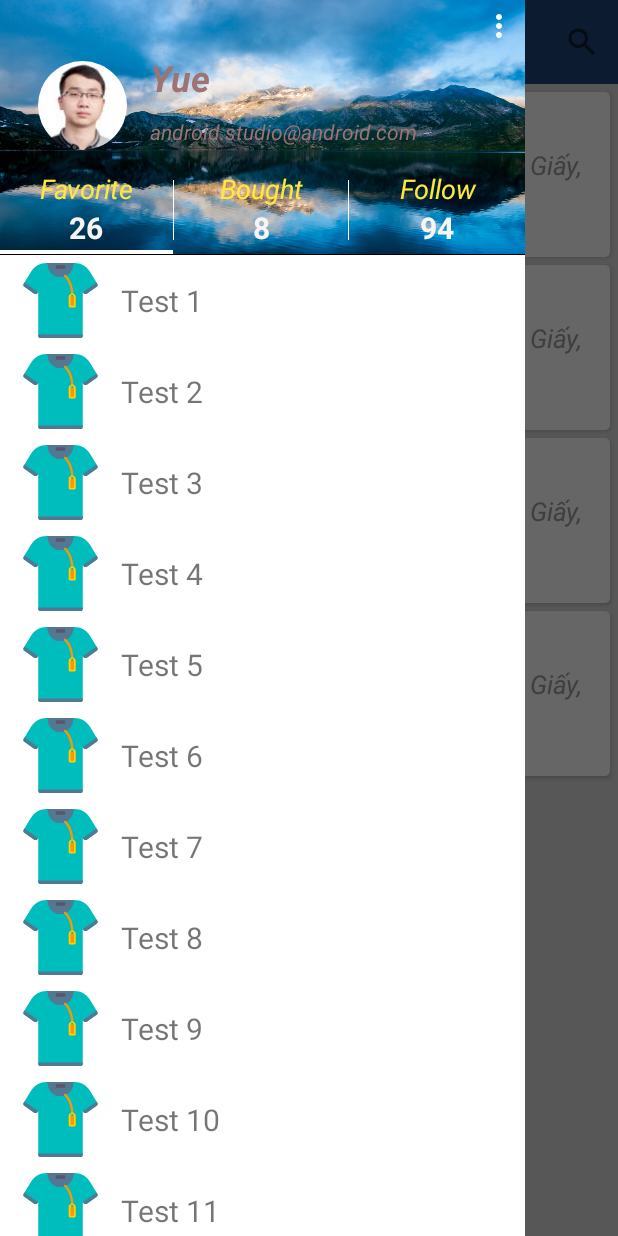
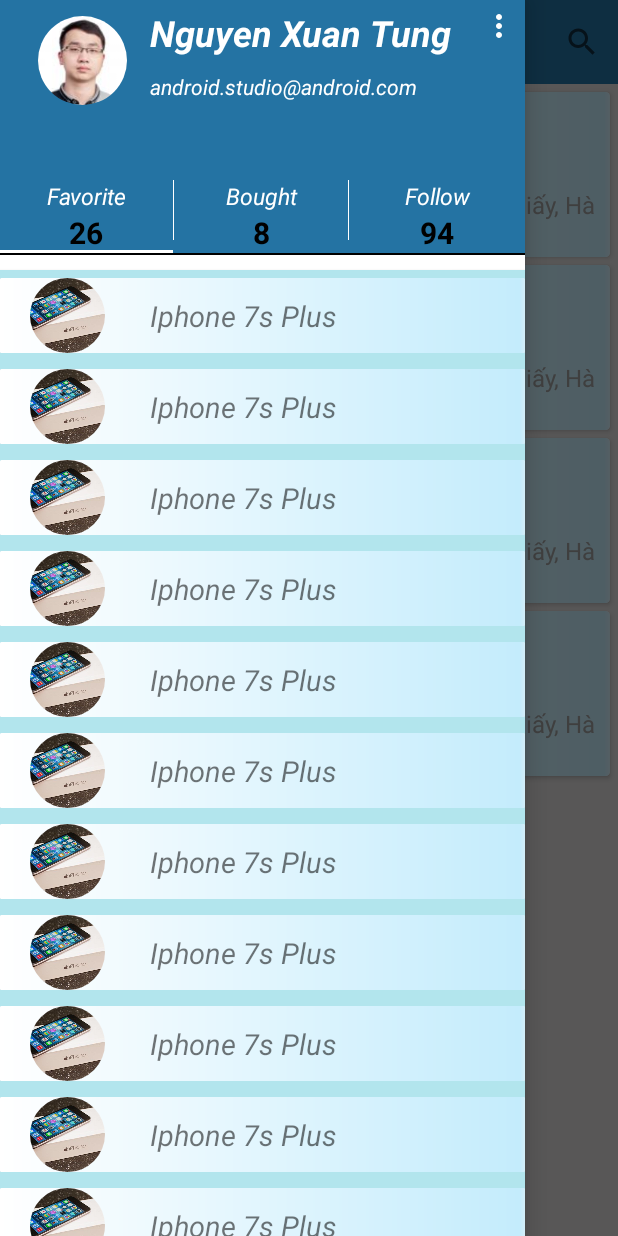
Before and after one commit to vuthaihoa123/imarket_android, an Android app: the ChooseMarketActivity screen opened directly, with no data from a screen before it, with the side drawer open, on a phone screen of 412 x 824 dp. Run offline under Robolectric (Android 15) with nearby library versions, the phone set to English and light mode, and no system bars; our stand-ins replace CircleImageView; libraries missing offline, so code that uses them is left out: me.leolin.shortcutbadger; 1 statement that could not run was skipped.

Commit message:
fix design navigation drawer

```diff
--- a/app/src/main/java/com/example/framgia/imarketandroid/ui/activity/ChooseMarketActivity.java
+++ b/app/src/main/java/com/example/framgia/imarketandroid/ui/activity/ChooseMarketActivity.java
@@ -184,7 +184,8 @@
     }
 
     private void populateSuggestionAdapter(String query) {
-        final MatrixCursor c = new MatrixCursor(new String[]{BaseColumns._ID, Constants.MARKET_SUGGESTION});
+        final MatrixCursor c = new MatrixCursor(new String[]{BaseColumns._ID,
+            Constants.MARKET_SUGGESTION});
         int length = SUGGESTIONS.length;
         for (int i = 0; i < length; i++) {
             if (SUGGESTIONS[i].toLowerCase().startsWith(query.toLowerCase()))
--- a/app/src/main/java/com/example/framgia/imarketandroid/ui/adapter/RecyclerDrawerAdapter.java
+++ b/app/src/main/java/com/example/framgia/imarketandroid/ui/adapter/RecyclerDrawerAdapter.java
@@ -6,9 +6,11 @@
 import android.view.ViewGroup;
 import android.widget.ImageView;
 import android.widget.TextView;
+
 import com.example.framgia.imarketandroid.R;
 import com.example.framgia.imarketandroid.data.model.DrawerItem;
 import com.example.framgia.imarketandroid.util.Constants;
+
 import java.util.List;
 
 /**
@@ -25,18 +27,18 @@
     public RecyclerView.ViewHolder onCreateViewHolder(ViewGroup parent, int viewType) {
         if (viewType == Constants.NORMAL_ITEM)
             return new ItemHolder(LayoutInflater.from(parent.getContext()).
-                    inflate(R.layout.item_recycler_navigation_drawer, parent, false));
+                inflate(R.layout.item_recycler_navigation_drawer, parent, false));
         else
             return new TailHolder(LayoutInflater.from(parent.getContext()).
-                    inflate(R.layout.item_tail_recycler_navigation_drawer, parent, false));
+                inflate(R.layout.item_tail_recycler_navigation_drawer, parent, false));
     }
 
     @Override
     public void onBindViewHolder(RecyclerView.ViewHolder holder, int position) {
         if (holder instanceof ItemHolder) {
             ItemHolder itemHolder = (ItemHolder) holder;
-            itemHolder.imageIcon.setImageResource(R.drawable.shirt);
-            itemHolder.textTitle.setText(mNavigationDrawerItems.get(position).getTitle());
+            itemHolder.mImageIcon.setImageResource(R.drawable.ic_iphone7);
+            itemHolder.mTextTitle.setText(R.string.name_product);
         } else {
             TailHolder tailHolder = (TailHolder) holder;
         }
@@ -50,23 +52,21 @@
     @Override
     public int getItemViewType(int position) {
         return mNavigationDrawerItems
-                .get(position).isTail() ? Constants.TAIL_ITEM : Constants.NORMAL_ITEM;
+            .get(position).isTail() ? Constants.TAIL_ITEM : Constants.NORMAL_ITEM;
     }
 
     class ItemHolder extends RecyclerView.ViewHolder {
-
-        public ImageView imageIcon;
-        public TextView textTitle;
+        public ImageView mImageIcon;
+        public TextView mTextTitle;
 
         public ItemHolder(View itemView) {
             super(itemView);
-            imageIcon = (ImageView) itemView.findViewById(R.id.image_icon);
-            textTitle = (TextView) itemView.findViewById(R.id.text_title);
+            mImageIcon = (ImageView) itemView.findViewById(R.id.image_icon);
+            mTextTitle = (TextView) itemView.findViewById(R.id.text_title);
         }
     }
 
     class TailHolder extends RecyclerView.ViewHolder {
-
         public TailHolder(View itemView) {
             super(itemView);
         }
--- /dev/null
+++ b/app/src/main/res/drawable/background_item.xml
@@ -0,0 +1,12 @@
+<?xml version="1.0" encoding="utf-8"?>
+<shape xmlns:android="http://schemas.android.com/apk/res/android"
+    android:shape="rectangle">
+    <gradient
+        android:centerColor="@color/centercolor_bg_item"
+        android:centerX="0.99"
+        android:centerY="0.5"
+        android:endColor="@color/endcolor_bg_item"
+        android:startColor="@color/startcolor_bg_item"
+        android:type="linear"
+        />
+</shape>
--- a/app/src/main/res/layout/activity_choose_market.xml
+++ b/app/src/main/res/layout/activity_choose_market.xml
@@ -26,9 +26,10 @@
     </LinearLayout>
 
     <LinearLayout
-        android:layout_width="350dp"
+        android:layout_width="@dimen/width_height_350"
         android:layout_height="match_parent"
         android:layout_gravity="start"
+        android:background="@android:color/white"
         android:orientation="vertical">
 
         <include layout="@layout/nav_header"/>
@@ -37,7 +38,10 @@
             android:id="@+id/recycler_navigation_drawer"
             android:layout_width="match_parent"
             android:layout_height="match_parent"
-            android:background="@color/white"
+            android:layout_marginTop="@dimen/margin_10dp"
+            android:background="@color/recycle_bg_chosemarket"
+            android:elevation="@dimen/width_height_1"
             android:scrollbars="none"/>
     </LinearLayout>
+
 </android.support.v4.widget.DrawerLayout>
--- a/app/src/main/res/layout/item_recycler_market.xml
+++ b/app/src/main/res/layout/item_recycler_market.xml
@@ -11,12 +11,13 @@
         android:id="@+id/item_recycler_market"
         android:layout_width="match_parent"
         android:layout_height="wrap_content"
-        android:background="@drawable/default_button"
+        android:background="@drawable/background_item"
         android:clickable="true"
         android:orientation="horizontal">
 
         <ImageView
             android:id="@+id/image_market"
+            android:src="@drawable/logo_big_c"
             android:layout_width="@dimen/recycler_market_item_image_size"
             android:layout_height="@dimen/recycler_market_item_image_size"
             android:layout_margin="@dimen/common_size_10"
@@ -32,22 +33,25 @@
                 android:layout_width="match_parent"
                 android:layout_height="0dp"
                 android:layout_weight="1"
-                android:gravity="bottom"
-                android:paddingBottom="@dimen/common_size_5"
+                android:ellipsize="end"
+                android:gravity="center_vertical"
+                android:maxLines="2"
+                android:text="@string/name_market"
                 android:textColor="@color/black"
-                android:textSize="@dimen/common_text_size_11"/>
+                android:textSize="@dimen/common_text_size_15"
+                android:textStyle="italic"/>
 
             <TextView
                 android:id="@+id/text_address"
                 android:layout_width="match_parent"
                 android:layout_height="0dp"
-                android:layout_weight="2"
-                android:ellipsize="end"
-                android:gravity="left"
-                android:maxLines="2"
+                android:layout_weight="1"
+                android:gravity="bottom"
+                android:text="@string/address_bigC"
+                android:paddingBottom="@dimen/common_size_5"
                 android:textColor="@color/grey"
-                android:textSize="@dimen/common_text_size_8"
-                android:textStyle="italic"/>
+                android:textSize="@dimen/common_text_size_7"/>
+
         </LinearLayout>
     </LinearLayout>
 </android.support.v7.widget.CardView>
--- a/app/src/main/res/layout/item_recycler_navigation_drawer.xml
+++ b/app/src/main/res/layout/item_recycler_navigation_drawer.xml
@@ -1,5 +1,6 @@
 <?xml version="1.0" encoding="utf-8"?>
 <LinearLayout xmlns:android="http://schemas.android.com/apk/res/android"
+              xmlns:app="http://schemas.android.com/apk/res-auto"
               android:id="@+id/item_recycler_navigation_drawer"
               android:layout_width="match_parent"
               android:layout_height="wrap_content"
@@ -7,20 +8,38 @@
               android:paddingBottom="@dimen/common_size_5"
               android:paddingTop="@dimen/common_size_5">
 
-    <ImageView
-        android:id="@+id/image_icon"
-        android:layout_width="50dp"
-        android:layout_height="50dp"
-        android:layout_gravity="center_vertical"
-        android:layout_marginLeft="@dimen/common_size_15"
-        android:src="@drawable/ic_close"/>
+    <android.support.v7.widget.CardView
+        android:layout_width="match_parent"
+        app:cardCornerRadius="@dimen/common_size_1"
+        android:layout_height="wrap_content">
 
-    <TextView
-        android:id="@+id/text_title"
-        android:layout_width="match_parent"
-        android:layout_height="match_parent"
-        android:gravity="center_vertical"
-        android:paddingLeft="@dimen/common_size_15"
-        android:text="Clothes"
-        android:textSize="@dimen/common_text_size_11"/>
+        <LinearLayout
+            android:layout_width="match_parent"
+            android:background="@drawable/background_item"
+            android:layout_height="wrap_content">
+
+            <de.hdodenhof.circleimageview.CircleImageView
+                android:id="@+id/image_icon"
+                android:layout_width="@dimen/width_height_50"
+                android:layout_height="@dimen/width_height_50"
+                android:layout_marginLeft="@dimen/common_size_20"
+                android:src="@drawable/ic_iphone7"/>
+
+            <LinearLayout
+                android:orientation="vertical"
+                android:layout_width="match_parent"
+                android:layout_height="wrap_content">
+
+                <TextView
+                    android:id="@+id/text_title"
+                    android:layout_width="match_parent"
+                    android:layout_height="@dimen/width_height_50"
+                    android:gravity="center_vertical"
+                    android:paddingLeft="@dimen/common_size_30"
+                    android:text="@string/name"
+                    android:textStyle="italic"
+                    android:textSize="@dimen/common_text_size_10"/>
+            </LinearLayout>
+        </LinearLayout>
+    </android.support.v7.widget.CardView>
 </LinearLayout>
--- a/app/src/main/res/layout/nav_header.xml
+++ b/app/src/main/res/layout/nav_header.xml
@@ -1,17 +1,17 @@
 <?xml version="1.0" encoding="utf-8"?>
 <RelativeLayout xmlns:android="http://schemas.android.com/apk/res/android"
-                android:layout_width="350dp"
-                android:layout_height="170dp"
-                android:background="@drawable/nav_header"
+                android:layout_width="@dimen/width_height_350"
+                android:layout_height="@dimen/width_height_170"
+                android:background="@color/color_toolbar"
                 android:theme="@style/ThemeOverlay.AppCompat.Dark">
 
     <de.hdodenhof.circleimageview.CircleImageView
         android:id="@+id/image_avatar"
-        android:layout_width="70dp"
-        android:layout_height="70dp"
+        android:layout_width="@dimen/width_height_70"
+        android:layout_height="@dimen/width_height_70"
         android:layout_marginBottom="@dimen/common_size_20"
         android:layout_marginLeft="@dimen/common_size_20"
-        android:layout_marginTop="@dimen/common_size_35"
+        android:layout_marginTop="@dimen/margin_5"
         android:padding="@dimen/common_size_5"
         android:src="@drawable/avatar"/>
 
@@ -23,8 +23,8 @@
         android:layout_toRightOf="@id/image_avatar"
         android:paddingBottom="@dimen/common_size_10"
         android:paddingLeft="@dimen/common_size_10"
-        android:text="Yue"
-        android:textColor="#9e7373"
+        android:text="@string/user_name_nav"
+        android:textColor="@android:color/white"
         android:textSize="@dimen/common_text_size_15"
         android:textStyle="bold|italic"/>
 
@@ -36,16 +36,15 @@
         android:layout_toRightOf="@id/image_avatar"
         android:paddingBottom="@dimen/common_size_10"
         android:paddingLeft="@dimen/common_size_10"
-        android:text="android.studio@android.com"
-        android:textColor="#9e7373"
+        android:text="@string/mail_com"
+        android:textColor="@android:color/white"
         android:textStyle="italic"/>
 
     <LinearLayout
         android:layout_width="match_parent"
-        android:layout_height="60dp"
+        android:layout_height="@dimen/common_size_60"
         android:layout_alignParentBottom="true"
-        android:orientation="horizontal"
-        android:weightSum="6.04">
+        android:orientation="horizontal">
 
         <RelativeLayout
             android:id="@+id/button_favorite"
@@ -60,16 +59,16 @@
                 android:layout_width="match_parent"
                 android:layout_height="wrap_content"
                 android:gravity="center"
-                android:paddingTop="@dimen/common_size_3"
-                android:text="Favorite"
-                android:textColor="#ffe83e"
-                android:textSize="18sp"
+                android:paddingTop="@dimen/margin_10dp"
+                android:text="@string/favoritee"
+                android:textColor="@android:color/white"
+                android:textSize="@dimen/common_text_size_6"
                 android:textStyle="italic"/>
 
             <View
                 android:id="@+id/nav_drawer_stroke_1"
                 android:layout_width="match_parent"
-                android:layout_height="3dp"
+                android:layout_height="@dimen/elevation_popup"
                 android:layout_alignParentBottom="true"
                 android:background="@color/white"/>
 
@@ -80,9 +79,9 @@
                 android:layout_above="@id/nav_drawer_stroke_1"
                 android:layout_below="@id/text_tmp_1"
                 android:gravity="center_horizontal|top"
-                android:text="26"
-                android:textColor="#f7f4f3"
-                android:textSize="20sp"
+                android:text="@string/count_favorite"
+                android:textColor="@android:color/black"
+                android:textSize="@dimen/common_text_size_11"
                 android:textStyle="bold"/>
         </RelativeLayout>
 
@@ -105,7 +104,7 @@
             <View
                 android:id="@+id/nav_drawer_stroke_2"
                 android:layout_width="match_parent"
-                android:layout_height="3dp"
+                android:layout_height="@dimen/width_height_3"
                 android:layout_alignParentBottom="true"
                 android:background="@color/white"
                 android:visibility="gone"/>
@@ -115,10 +114,10 @@
                 android:layout_width="match_parent"
                 android:layout_height="wrap_content"
                 android:gravity="center"
-                android:paddingTop="@dimen/common_size_3"
-                android:text="Bought"
-                android:textColor="#ffe83e"
-                android:textSize="18sp"
+                android:paddingTop="@dimen/margin_10dp"
+                android:text="@string/bought"
+                android:textColor="@android:color/white"
+                android:textSize="@dimen/common_text_size_6"
                 android:textStyle="italic"/>
 
             <TextView
@@ -128,9 +127,9 @@
                 android:layout_above="@id/nav_drawer_stroke_2"
                 android:layout_below="@id/text_tmp_2"
                 android:gravity="center_horizontal|top"
-                android:text="8"
-                android:textColor="#f7f4f3"
-                android:textSize="20sp"
+                android:text="@string/count_bount"
+                android:textColor="@android:color/black"
+                android:textSize="@dimen/common_text_size_11"
                 android:textStyle="bold"/>
         </RelativeLayout>
 
@@ -153,7 +152,7 @@
             <View
                 android:id="@+id/nav_drawer_stroke_3"
                 android:layout_width="match_parent"
-                android:layout_height="3dp"
+                android:layout_height="@dimen/width_height_3"
                 android:layout_alignParentBottom="true"
                 android:background="@color/white"
                 android:visibility="gone"/>
@@ -163,10 +162,10 @@
                 android:layout_width="match_parent"
                 android:layout_height="wrap_content"
                 android:gravity="center"
-                android:paddingTop="@dimen/common_size_3"
-                android:text="Follow"
-                android:textColor="#ffe83e"
-                android:textSize="18sp"
+                android:paddingTop="@dimen/margin_10dp"
+                android:text="@string/follow"
+                android:textColor="@android:color/white"
+                android:textSize="@dimen/common_text_size_6"
                 android:textStyle="italic"/>
 
             <TextView
@@ -176,16 +175,16 @@
                 android:layout_above="@id/nav_drawer_stroke_3"
                 android:layout_below="@id/text_tmp_3"
                 android:gravity="center_horizontal|top"
-                android:text="94"
-                android:textColor="#f7f4f3"
-                android:textSize="20sp"
+                android:text="@string/count_follow"
+                android:textColor="@android:color/black"
+                android:textSize="@dimen/common_text_size_11"
                 android:textStyle="bold"/>
         </RelativeLayout>
     </LinearLayout>
 
     <View
         android:layout_width="match_parent"
-        android:layout_height="0.5dp"
+        android:layout_height="@dimen/width_height_1"
         android:layout_alignParentBottom="true"
         android:background="@color/black"/>
 
@@ -199,9 +198,15 @@
         android:padding="@dimen/common_size_5"
         android:src="@drawable/ic_more"/>
 
+    <android.support.v7.widget.CardView
+        android:layout_width="wrap_content"
+        android:layout_height="wrap_content"
+        android:layout_alignParentRight="true"
+        android:layout_below="@id/button_more">
+
         <LinearLayout
             android:id="@+id/linear_menu"
-        android:layout_width="150dp"
+            android:layout_width="@dimen/wid_hei_150"
             android:layout_height="wrap_content"
             android:layout_alignParentRight="true"
             android:layout_below="@id/button_more"
@@ -212,31 +217,32 @@
             <TextView
                 android:id="@+id/button_sign_in"
                 android:layout_width="match_parent"
-            android:layout_height="40dp"
+                android:layout_height="@dimen/width_height_40"
                 android:gravity="center_vertical"
                 android:padding="@dimen/common_size_10"
-            android:text="Sign in"
-            android:textColor="#07aea0"
-            android:textSize="18sp"/>
+                android:text="@string/sign_in_text"
+                android:textColor="@android:color/black"
+                android:textSize="@dimen/common_text_size_4"/>
 
             <TextView
                 android:id="@+id/button_profile"
                 android:layout_width="match_parent"
-            android:layout_height="40dp"
+                android:layout_height="@dimen/width_height_40"
                 android:gravity="center_vertical"
                 android:padding="@dimen/common_size_10"
-            android:text="Profile"
-            android:textColor="#07aea0"
-            android:textSize="18sp"/>
+                android:text="@string/profile_text"
+                android:textColor="@android:color/black"
+                android:textSize="@dimen/common_text_size_4"/>
 
             <TextView
                 android:id="@+id/button_sign_out"
                 android:layout_width="match_parent"
-            android:layout_height="40dp"
+                android:layout_height="@dimen/width_height_40"
                 android:gravity="center_vertical"
                 android:padding="@dimen/common_size_10"
-            android:text="Sign out"
-            android:textColor="#07aea0"
-            android:textSize="18sp"/>
+                android:text="@string/sign_out_text"
+                android:textColor="@android:color/black"
+                android:textSize="@dimen/common_text_size_4"/>
         </LinearLayout>
+    </android.support.v7.widget.CardView>
 </RelativeLayout>
--- a/app/src/main/res/layout/toolbar.xml
+++ b/app/src/main/res/layout/toolbar.xml
@@ -5,5 +5,5 @@
     android:id="@+id/toolbar"
     android:layout_width="match_parent"
     android:layout_height="?attr/actionBarSize"
-    android:background="?attr/colorPrimary"
+    android:background="@color/color_toolbar"
     app:popupTheme="@style/AppTheme.PopupOverlay"/>
--- a/app/src/main/res/values/colors.xml
+++ b/app/src/main/res/values/colors.xml
@@ -27,4 +27,9 @@
     <color name="blue">#518df5</color>
     <color name="yeallow">#f5e551</color>
     <color name="icon">#1373E8</color>
+    <color name="color_toolbar">#2473a3</color>
+    <color name="endcolor_bg_item">#d4eef9</color>
+    <color name="startcolor_bg_item">#ffffff</color>
+    <color name="centercolor_bg_item">#c4ecfc</color>
+    <color name="recycle_bg_chosemarket">#b2e5ed</color>
 </resources>
--- a/app/src/main/res/values/dimens.xml
+++ b/app/src/main/res/values/dimens.xml
@@ -121,4 +121,8 @@
     <dimen name="app_bar_height">250dp</dimen>
     <dimen name="text_margin">16dp</dimen>
     <dimen name="height_profile">218dp</dimen>
+    <dimen name="width_height_350">350dp</dimen>
+    <dimen name="width_height_170">170dp</dimen>
+    <dimen name="width_height_3">3dp</dimen>
+    <dimen name="width_height_40">40dp</dimen>
 </resources>
--- a/app/src/main/res/values/strings.xml
+++ b/app/src/main/res/values/strings.xml
@@ -162,4 +162,18 @@
     <string name="action_cancel">Cancel</string>
     <string name="toast_cancel_profile">canceled update</string>
     <string name="toast_save_successfully">successfully saved</string>
+    <string name="user_name_nav">Nguyen Xuan Tung</string>
+    <string name="mail_com">android.studio@android.com</string>
+    <string name="count_favorite">26</string>
+    <string name="favoritee">Favorite</string>
+    <string name="bought">Bought</string>
+    <string name="count_bount">8</string>
+    <string name="name_product">Iphone 7s Plus</string>
+    <string name="count_follow">94</string>
+    <string name="sign_in_text">Sign in</string>
+    <string name="profile_text">Profile</string>
+    <string name="sign_out_text">Sign out</string>
+    <string name="address_bigC">Trần Duy Hưng, Trung Hoà, Cầu Giấy, Hà Nội</string>
+    <string name="name_market">Big C Thăng Long</string>
+    <string name="name">Name</string>
 </resources>
```
Also changed, not shown: app/src/main/AndroidManifest.xml (+7 -3 lines), app/src/main/res/drawable/ic_iphone7.jpg (added). Lines whose indentation alone changed are shown as unchanged.
